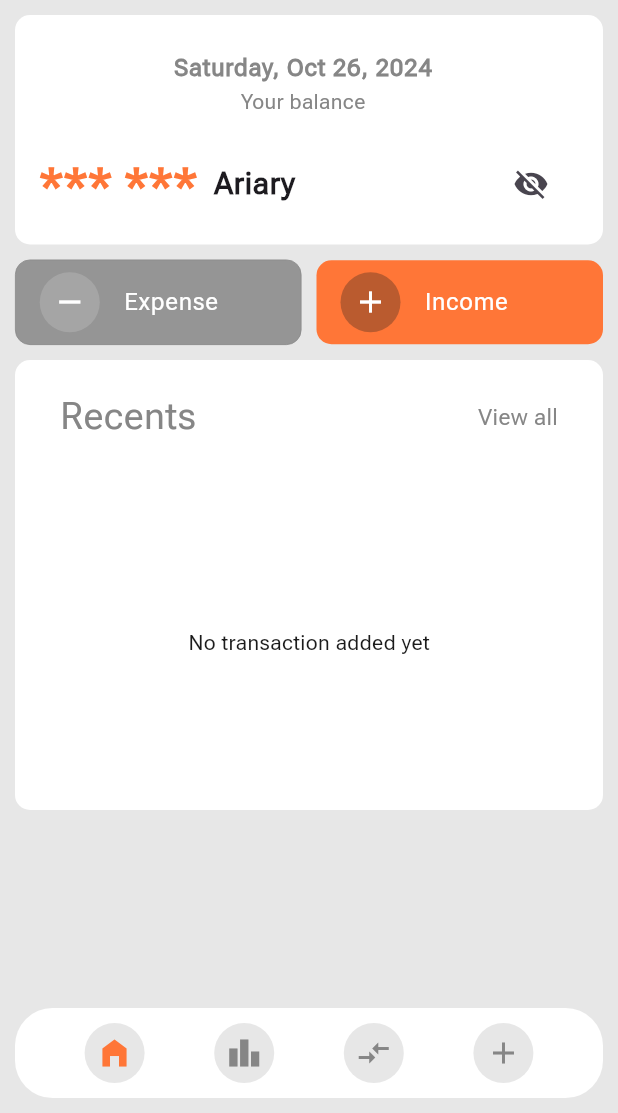
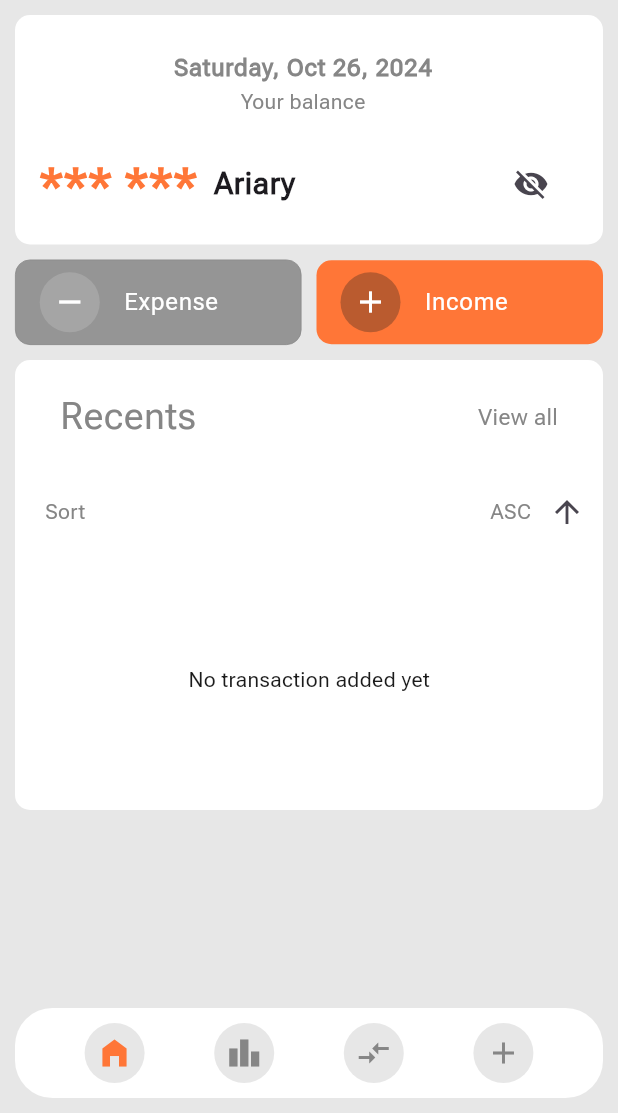
Before and after one commit to tsizehena223/gestia, a Flutter app: the Home screen opened directly, item 2 of the bottom bar chosen, after a tap on the "home filled" icon, on a phone screen of 412 x 824 dp, the part 123-1236 px from its top. Run offline on Flutter 3.47's test engine with Material 3 defaults, Android fonts, the phone set to English and light mode, and no system bars; our stand-ins replace device_preview, fl_chart, flutter_svg, hive, hive_flutter, shared_preferences; accounts and stored records are empty; statements that could not run were skipped.

Commit message:
update ui

```diff
--- a/lib/view/components/list_transaction_history_widget.dart
+++ b/lib/view/components/list_transaction_history_widget.dart
@@ -15,6 +15,7 @@ class ListTransactionHistoryWidget extends StatefulWidget {
 class _ListTransactionHistoryWidgetState
     extends State<ListTransactionHistoryWidget> {
   late Box<TransactionHistory> transactionBox;
+  bool _isAscending = true; // Track sorting order
 
   @override
   void initState() {
@@ -22,12 +23,42 @@ class _ListTransactionHistoryWidgetState
     transactionBox = Hive.box<TransactionHistory>(TransactionHistoryService.boxName);
   }
 
+  void _toggleSortOrder() {
+    setState(() {
+      _isAscending = !_isAscending;
+    });
+  }
+
   @override
   Widget build(BuildContext context) {
     final currentYear = DateTime.now().year;
     final currentMonth = DateFormat.MMMM().format(DateTime.now());
 
-    return ValueListenableBuilder(
+    return Column(
+      children: [
+        // Sort Order Button
+        Padding(
+          padding: const EdgeInsets.symmetric(horizontal: 16.0, vertical: 8.0),
+          child: Row(
+            mainAxisAlignment: MainAxisAlignment.spaceBetween,
+            children: [
+              Text(
+                'Sort by',
+                style: TextStyle(
+                  color: Theme.of(context).focusColor,
+                  decoration: TextDecoration.underline,
+                ),
+              ),
+              IconButton(
+                icon: Icon(_isAscending ? Icons.arrow_upward : Icons.arrow_downward),
+                onPressed: _toggleSortOrder,
+                tooltip: _isAscending ? 'Sort Descending' : 'Sort Ascending',
+              ),
+            ],
+          ),
+        ),
+        Expanded(
+          child: ValueListenableBuilder(
             valueListenable: transactionBox.listenable(),
             builder: (context, transactions, _) {
               if (transactions.isEmpty) {
@@ -40,14 +71,24 @@ class _ListTransactionHistoryWidgetState
                   ),
                 );
               }
+
+              // Convert transactions to a list and sort
               List<TransactionHistory> transactionList = transactions.values.toList();
-        return Container(
-          padding: const EdgeInsets.symmetric(vertical: 10),
-          child: ListView.builder(
-            itemCount: transactions.length,
+              transactionList.sort((a, b) {
+                int yearComparison = a.year.compareTo(b.year);
+                return _isAscending
+                    ? yearComparison != 0
+                        ? yearComparison
+                        : a.month.compareTo(b.month)
+                    : yearComparison != 0
+                        ? -yearComparison
+                        : b.month.compareTo(a.month);
+              });
+
+              return ListView.builder(
+                itemCount: transactionList.length,
                 itemBuilder: (context, index) {
                   final transaction = transactionList[index];
-              // Determine if the transaction history is for the current month and year
                   final isCurrentMonth = transaction.year == currentYear && transaction.month == currentMonth;
 
                   return Card(
@@ -57,8 +98,14 @@ class _ListTransactionHistoryWidgetState
                         : Theme.of(context).primaryColor,
                     child: ListTile(
                       title: Text(
-                    isCurrentMonth ? "Current month" : "${transaction.year} : ${transaction.month}",
-                    style: TextStyle(color: isCurrentMonth ? Theme.of(context).primaryColorLight : Theme.of(context).disabledColor),
+                        isCurrentMonth
+                            ? "Current month"
+                            : "${transaction.year} : ${transaction.month}",
+                        style: TextStyle(
+                          color: isCurrentMonth
+                              ? Theme.of(context).primaryColorLight
+                              : Theme.of(context).disabledColor,
+                        ),
                       ),
                       subtitle: Column(
                         crossAxisAlignment: CrossAxisAlignment.start,
@@ -84,9 +131,11 @@ class _ListTransactionHistoryWidgetState
                     ),
                   );
                 },
-          ),
               );
             },
+          ),
+        ),
+      ],
     );
   }
 }
--- a/lib/view/components/list_transaction_widget.dart
+++ b/lib/view/components/list_transaction_widget.dart
@@ -20,6 +20,8 @@ class ListTransactionWidget extends StatefulWidget {
 }
 
 class _ListTransactionWidgetState extends State<ListTransactionWidget> {
+  bool _isAscending = true; // Track sorting order (ASC or DESC)
+
   Future<bool?> _confirmDismiss(BuildContext context, Transaction transaction) async {
     // Check if the balance will be negative
     int currentBalance = await SharedPreferencesUtil.retrieveBalance() ?? 0;
@@ -46,7 +48,7 @@ class _ListTransactionWidgetState extends State<ListTransactionWidget> {
               visible: canBeDeleted,
               child: TextButton(
                 onPressed: () => Navigator.of(context).pop(canBeDeleted),
-                child: const Text('Delete', style: TextStyle(color: Colors.red),),
+                child: const Text('Delete', style: TextStyle(color: Colors.red)),
               ),
             ),
           ],
@@ -75,15 +77,60 @@ class _ListTransactionWidgetState extends State<ListTransactionWidget> {
 
   @override
   Widget build(BuildContext context) {
-    return ValueListenableBuilder(
+    return Column(
+      children: [
+        // Sorting toggle button
+        Row(
+          mainAxisAlignment: MainAxisAlignment.spaceBetween,
+          children: [
+            Container(
+              padding: const EdgeInsets.only(left: 20, right: 20, top: 15, bottom: 15),
+              child: Text(
+                'Sort',
+                style: TextStyle(
+                  color: Theme.of(context).focusColor,
+                ),
+              ),
+            ),
+            Row(
+              mainAxisAlignment: MainAxisAlignment.end,
+              children: [
+                Text(
+                  _isAscending ? 'ASC' : 'DESC',
+                  style: TextStyle(color: Theme.of(context).focusColor),
+                ),
+                IconButton(
+                  icon: Icon(_isAscending ? Icons.arrow_upward : Icons.arrow_downward),
+                  onPressed: () {
+                    setState(() {
+                      _isAscending = !_isAscending; // Toggle sorting order
+                    });
+                  },
+                ),
+              ],
+            )
+
+          ],
+        ),
+        Expanded(
+          child: ValueListenableBuilder(
             valueListenable: transactionBox.listenable(),
             builder: (context, transactions, _) {
               if (transactions.isEmpty) {
                 return Center(
-            child: Text('No transaction added yet', style: TextStyle(color: Theme.of(context).disabledColor)),
+                  child: Text(
+                    'No transaction added yet',
+                    style: TextStyle(color: Theme.of(context).disabledColor),
+                  ),
                 );
               }
               List<Transaction> transactionList = transactions.values.toList();
+
+              // Sort transactions based on _isAscending
+              transactionList.sort((a, b) => _isAscending
+                  ? a.date.compareTo(b.date) // Ascending order
+                  : b.date.compareTo(a.date)); // Descending order
+
               return ListView.builder(
                 physics: widget.isPreview ? const NeverScrollableScrollPhysics() : null,
                 itemCount: transactionList.length,
@@ -109,7 +156,10 @@ class _ListTransactionWidgetState extends State<ListTransactionWidget> {
                     child: ListTile(
                       leading: CircleAvatar(
                         backgroundColor: transaction.color.withOpacity(.7),
-                  child: Icon(transaction.iconData, color: Theme.of(context).primaryColorLight,),
+                        child: Icon(
+                          transaction.iconData,
+                          color: Theme.of(context).primaryColorLight,
+                        ),
                       ),
                       title: Text(
                         transaction.title,
@@ -135,9 +185,11 @@ class _ListTransactionWidgetState extends State<ListTransactionWidget> {
                     ),
                   );
                 },
-
               );
             },
+          ),
+        ),
+      ],
     );
   }
 }
```
Also changed, not shown: lib/view/pages/home.dart (+6 -1 lines), lib/view/pages/transaction_list.dart (+46 -13 lines). Lines whose indentation alone changed are shown as unchanged.
